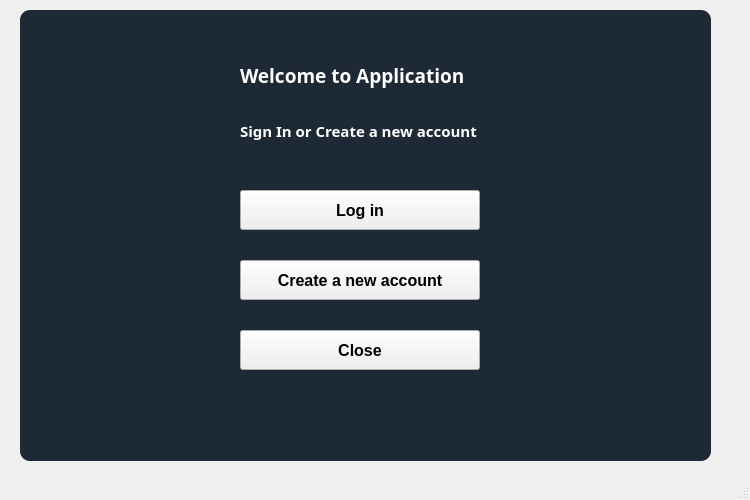
First picture: the form in forms/ui/mainWindow.ui, repository DoncicMVP77/qt_python_application, before the edit.
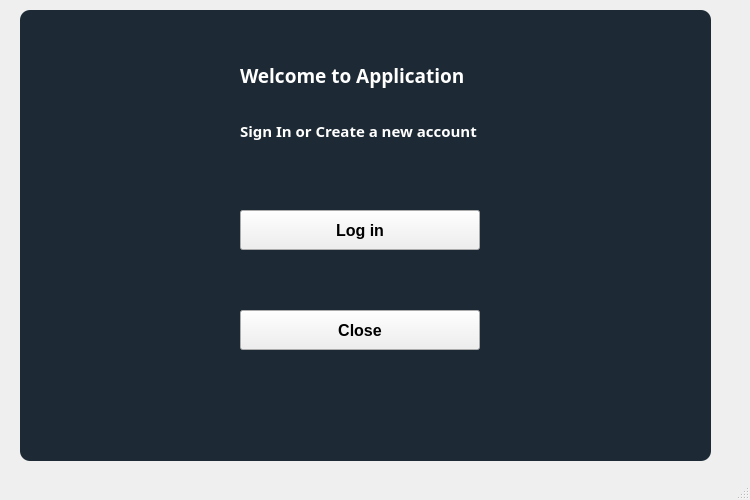
Second picture: the form after the edit.

Commit message: change location register button

```diff
--- a/forms/ui/mainWindow.ui
+++ b/forms/ui/mainWindow.ui
@@ -66,7 +66,7 @@
     <property name="geometry">
      <rect>
       <x>240</x>
-      <y>190</y>
+      <y>210</y>
       <width>240</width>
       <height>40</height>
      </rect>
@@ -82,26 +82,6 @@
      <string>Log in</string>
     </property>
    </widget>
-   <widget class="QPushButton" name="register_button">
-    <property name="geometry">
-     <rect>
-      <x>240</x>
-      <y>260</y>
-      <width>240</width>
-      <height>40</height>
-     </rect>
-    </property>
-    <property name="font">
-     <font>
-      <pointsize>12</pointsize>
-      <weight>75</weight>
-      <bold>true</bold>
-     </font>
-    </property>
-    <property name="text">
-     <string>Create a new account</string>
-    </property>
-   </widget>
    <widget class="QLabel" name="label_3">
     <property name="geometry">
      <rect>
@@ -123,7 +103,7 @@
     <property name="geometry">
      <rect>
       <x>240</x>
-      <y>330</y>
+      <y>310</y>
       <width>240</width>
       <height>40</height>
      </rect>
```
Left out of the diff: 1 changed line with no effect on the pictures. The commit also changes 5 other files.
